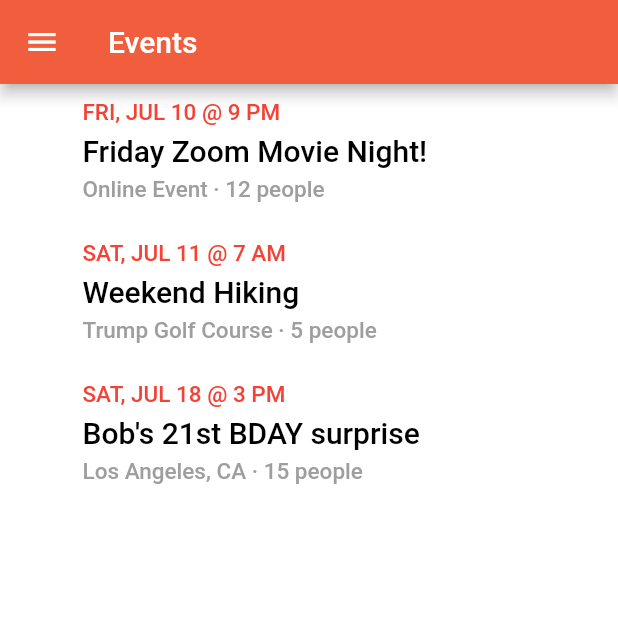
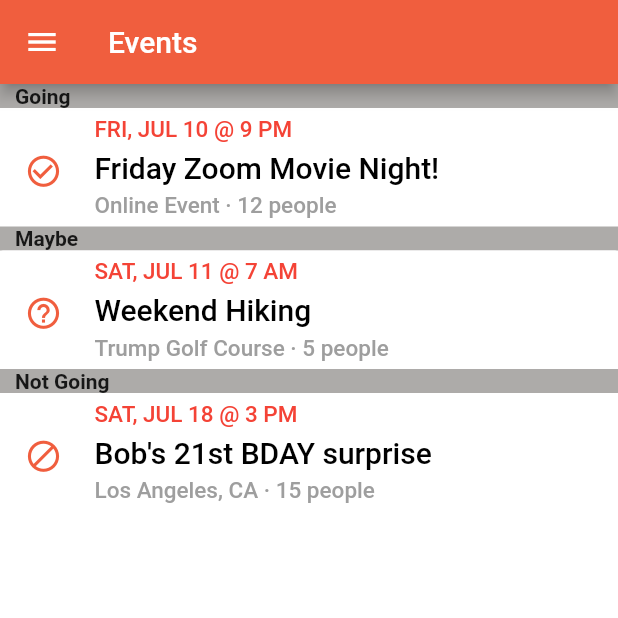
Before and after one commit to atsign-company/location, a Flutter app: the Events screen opened directly, on a phone screen of 412 x 824 dp, the top half of it. Run offline on Flutter 3.47's test engine with Material 2 defaults, Android fonts, the phone set to English and light mode, and no system bars; our stand-ins replace cloud_firestore, firebase_auth, geolocator, google_maps_flutter, permission_handler; accounts and stored records are empty.

Commit message:
Logo + event page UI

```diff
--- a/lib/events.dart
+++ b/lib/events.dart
@@ -53,6 +53,14 @@ class EventsState extends State<Events> {
       body: ListView(
         children: <Widget>[
           Container(
+            child: Text(
+              'Going',
+              style: TextStyle(fontWeight: FontWeight.bold),
+            ),
+            color: styles.atDGrey,
+            padding: EdgeInsets.only(left: 10.0),
+          ),
+          Container(
             child: FlatButton(
               onPressed: () {
                 Navigator.push(
@@ -64,15 +72,23 @@ class EventsState extends State<Events> {
               },
               child: Row(
                 children: <Widget>[
-                  Flexible(
+                  IconButton(
+                    icon: Icon(
+                      Icons.check_circle_outline,
+                      color: styles.atOrange,
+                    ),
+                    iconSize: 25.0,
+                  ),
+                  Container(
+                    child: Flexible(
                       child: Container(
                         child: Column(
                           children: <Widget>[
                             Container(
                               child: Text(
                                 'FRI, JUL 10 @ 9 PM',
-                              style:
-                                  TextStyle(color: Colors.red, fontSize: 15.0),
+                                style: TextStyle(
+                                    color: Colors.red, fontSize: 15.0),
                               ),
                               alignment: Alignment.centerLeft,
                               margin: EdgeInsets.fromLTRB(10.0, 0.0, 0.0, 5.0),
@@ -101,7 +117,8 @@ class EventsState extends State<Events> {
                             ),
                           ],
                         ),
-                      margin: EdgeInsets.only(left: 20.0),
+                        //margin: EdgeInsets.only(left: 20.0),
+                      ),
                     ),
                   ),
                 ],
@@ -110,11 +127,19 @@ class EventsState extends State<Events> {
               //color: Theme.of(context).scaffoldBackgroundColor,
               splashColor: Colors.transparent,
               highlightColor: Colors.grey[90],
-              padding: EdgeInsets.fromLTRB(25.0, 10.0, 25.0, 10.0),
+              padding: EdgeInsets.fromLTRB(5.0, 5.0, 25.0, 0.0),
 //        shape:
 //            RoundedRectangleBorder(borderRadius: BorderRadius.circular(10.0)),
             ),
             //margin: EdgeInsets.only(left: 5.0, right: 5.0),
+          ),
+          Container(
+            child: Text(
+              'Maybe',
+              style: TextStyle(fontWeight: FontWeight.bold),
+            ),
+            color: styles.atDGrey,
+            padding: EdgeInsets.only(left: 10.0),
           ),
           Container(
             child: FlatButton(
@@ -123,6 +148,13 @@ class EventsState extends State<Events> {
               },
               child: Row(
                 children: <Widget>[
+                  IconButton(
+                    icon: Icon(
+                      Icons.help_outline,
+                      color: styles.atOrange,
+                    ),
+                    iconSize: 25.0,
+                  ),
 //                  Material(
 //                    borderRadius: BorderRadius.all(Radius.circular(25.0)),
 //                    clipBehavior: Clip.hardEdge,
@@ -164,7 +196,7 @@ class EventsState extends State<Events> {
                           ),
                         ],
                       ),
-                      margin: EdgeInsets.only(left: 20.0),
+                      //margin: EdgeInsets.only(left: 20.0),
                     ),
                   ),
                 ],
@@ -173,11 +205,19 @@ class EventsState extends State<Events> {
               //color: Theme.of(context).scaffoldBackgroundColor,
               splashColor: Colors.transparent,
               highlightColor: Colors.grey[90],
-              padding: EdgeInsets.fromLTRB(25.0, 10.0, 25.0, 10.0),
+              padding: EdgeInsets.fromLTRB(5.0, 5.0, 25.0, 0.0),
 //        shape:
 //            RoundedRectangleBorder(borderRadius: BorderRadius.circular(10.0)),
             ),
             //margin: EdgeInsets.only(left: 5.0, right: 5.0),
+          ),
+          Container(
+            child: Text(
+              'Not Going',
+              style: TextStyle(fontWeight: FontWeight.bold),
+            ),
+            color: styles.atDGrey,
+            padding: EdgeInsets.only(left: 10.0),
           ),
           Container(
             child: FlatButton(
@@ -186,6 +226,13 @@ class EventsState extends State<Events> {
               },
               child: Row(
                 children: <Widget>[
+                  IconButton(
+                    icon: Icon(
+                      Icons.block,
+                      color: styles.atOrange,
+                    ),
+                    iconSize: 25.0,
+                  ),
                   Flexible(
                     child: Container(
                       child: Column(
@@ -223,7 +270,7 @@ class EventsState extends State<Events> {
                           ),
                         ],
                       ),
-                      margin: EdgeInsets.only(left: 20.0),
+                      // margin: EdgeInsets.only(left: 20.0),
                     ),
                   ),
                 ],
@@ -232,7 +279,7 @@ class EventsState extends State<Events> {
               //color: Theme.of(context).scaffoldBackgroundColor,
               splashColor: Colors.transparent,
               highlightColor: Colors.grey[90],
-              padding: EdgeInsets.fromLTRB(25.0, 10.0, 25.0, 10.0),
+              padding: EdgeInsets.fromLTRB(5.0, 5.0, 25.0, 0.0),
 //        shape:
 //            RoundedRectangleBorder(borderRadius: BorderRadius.circular(10.0)),
             ),
--- a/lib/register.dart
+++ b/lib/register.dart
@@ -162,11 +162,7 @@ class RegisterState extends State<Register> {
                 children: <Widget>[
                   SizedBox(
                     height: 155,
-                    child: Text(
-                      '@location',
-                      textAlign: TextAlign.center,
-                      style: TextStyle(fontSize: 30),
-                    ),
+                    child: Image.asset('assets/images/location-logo.png'),
                   ),
                   SizedBox(height: 35),
                   _failRegister,
--- a/pubspec.yaml
+++ b/pubspec.yaml
@@ -47,7 +47,8 @@ dev_dependencies:
 
 # The following section is specific to Flutter.
 flutter:
-
+  assets:
+    - assets/images/location-logo.png
   # The following line ensures that the Material Icons font is
   # included with your application, so that you can use the icons in
   # the material Icons class.
```
Also changed, not shown: lib/eventPosts.dart (added, +174 -0 lines), lib/eventpage.dart (+18 -1 lines), lib/home.dart (+16 -5 lines), lib/login.dart (+6 -5 lines), assets/images/location-logo.png (added), lib/styles.dart (line endings or trailing spaces). Lines whose indentation alone changed are shown as unchanged.
